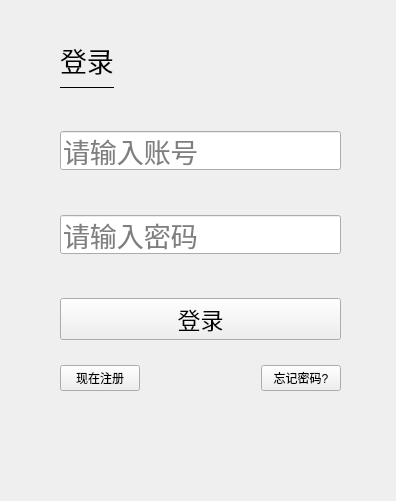
First picture: the form in signin.ui, repository bobyasasas/ProjectChat, before the edit.
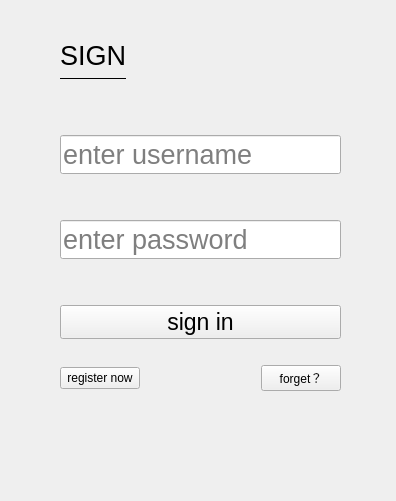
Second picture: the form after the edit. Custom widgets are drawn as their Qt base class.

```diff
--- a/signin.ui
+++ b/signin.ui
@@ -37,7 +37,7 @@
              </font>
             </property>
             <property name="text">
-             <string>登录</string>
+             <string>SIGN</string>
             </property>
            </widget>
           </item>
@@ -121,7 +121,7 @@
              <string/>
             </property>
             <property name="placeholderText">
-             <string>请输入账号</string>
+             <string>enter username</string>
             </property>
            </widget>
           </item>
@@ -170,7 +170,7 @@
              <enum>QLineEdit::EchoMode::Password</enum>
             </property>
             <property name="placeholderText">
-             <string>请输入密码</string>
+             <string>enter password</string>
             </property>
            </widget>
           </item>
@@ -199,7 +199,7 @@
          </font>
         </property>
         <property name="text">
-         <string>登录</string>
+         <string>sign in</string>
         </property>
        </widget>
       </item>
@@ -223,7 +223,7 @@
       <item>
        <widget class="TransparentPushButton" name="pushButton_login">
         <property name="text">
-         <string>现在注册</string>
+         <string>register now</string>
         </property>
        </widget>
       </item>
@@ -243,7 +243,7 @@
       <item>
        <widget class="TransparentPushButton" name="pushButton_forget">
         <property name="text">
-         <string>忘记密码?</string>
+         <string>forget？</string>
         </property>
        </widget>
       </item>
```
Left out of the diff: 2 changed lines with no effect on the pictures.
